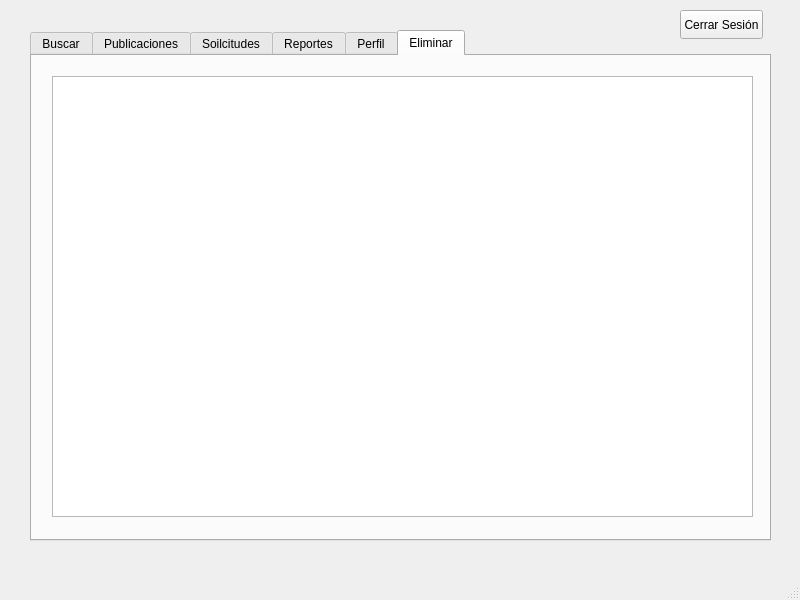
matiuuh/-EDD-Proyecto1_202203009, file Fase 2/Fase2EDD/interfazprincipal.ui: the form before one commit.
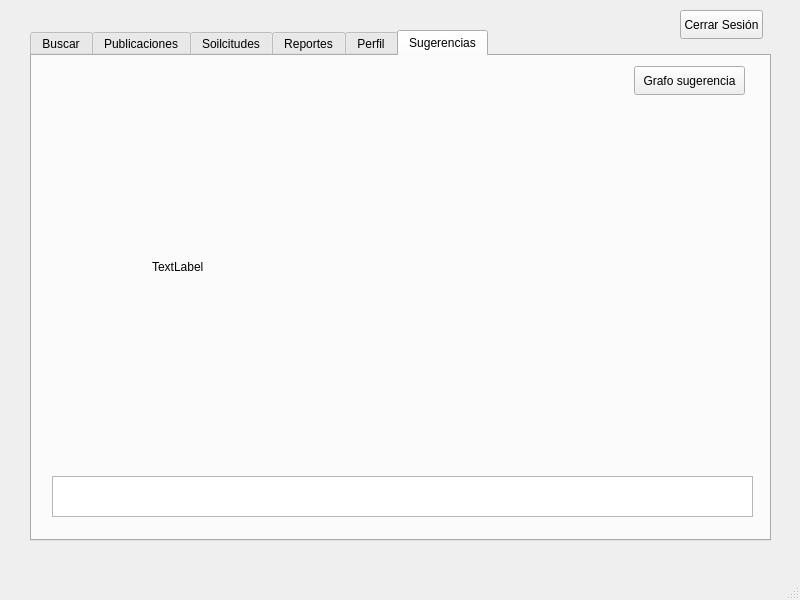
The form after the commit.

Commit message: Se grafican las sugerencias para el usuario conectado (faltan detalles)

The edit to the form file:
```diff
--- a/Fase 2/Fase2EDD/interfazprincipal.ui
+++ b/Fase 2/Fase2EDD/interfazprincipal.ui
@@ -995,18 +995,44 @@
     </widget>
     <widget class="QWidget" name="tab_5">
      <attribute name="title">
-      <string>Eliminar</string>
+      <string>Sugerencias</string>
      </attribute>
      <widget class="QTableView" name="tbl_publicacionesEliminar">
       <property name="geometry">
        <rect>
         <x>20</x>
-        <y>20</y>
+        <y>420</y>
         <width>701</width>
-        <height>441</height>
+        <height>41</height>
        </rect>
       </property>
      </widget>
+     <widget class="QPushButton" name="btn_generarGrafoSugerencia">
+      <property name="geometry">
+       <rect>
+        <x>602</x>
+        <y>10</y>
+        <width>111</width>
+        <height>29</height>
+       </rect>
+      </property>
+      <property name="text">
+       <string>Grafo sugerencia</string>
+      </property>
+     </widget>
+     <widget class="QLabel" name="lbl_GrafoSugerencia">
+      <property name="geometry">
+       <rect>
+        <x>120</x>
+        <y>80</y>
+        <width>511</width>
+        <height>261</height>
+       </rect>
+      </property>
+      <property name="text">
+       <string>TextLabel</string>
+      </property>
+     </widget>
     </widget>
    </widget>
   </widget>
```
Left out of the diff: 12 changed lines with no effect on the pictures. The commit also changes 21 other files.
